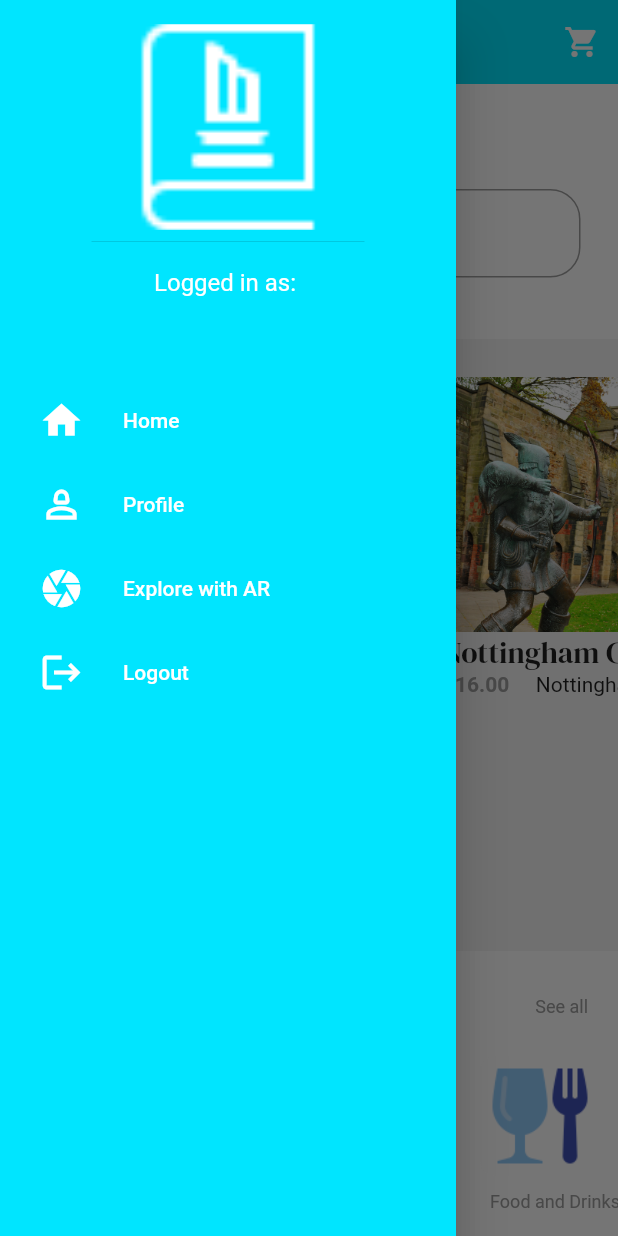
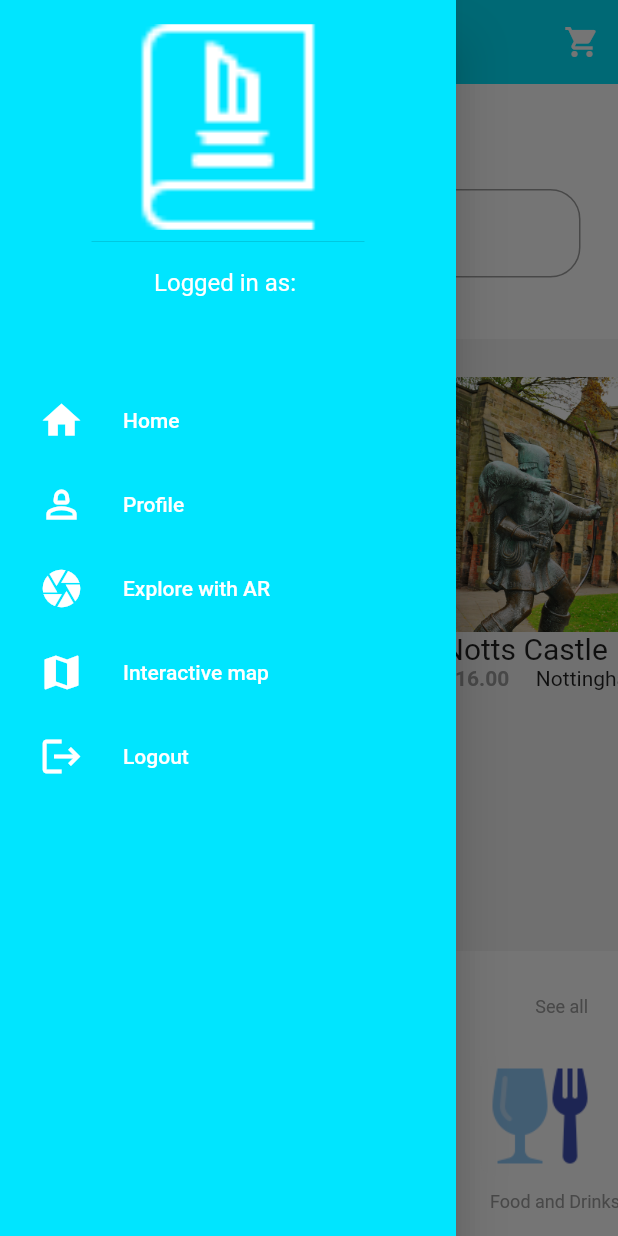
Before and after one commit to Leongw994/travel_app_prototype, a Flutter app: the HomePage screen opened directly, with the side drawer open, on a phone screen of 412 x 824 dp. Run offline on Flutter 3.47's test engine with Material 2 defaults, Android fonts, the phone set to English and light mode, and no system bars; our stand-ins replace firebase_auth, firebase_core, geolocator, google_fonts, google_maps_flutter; missing offline and left inert: arkit_plugin; accounts and stored records are empty; network calls fail; Roboto replaces fonts that are missing (Cairo).

Commit message:
finished fixing the location pages

```diff
--- a/lib/models/drawer.dart
+++ b/lib/models/drawer.dart
@@ -10,9 +10,15 @@ class MyDrawer extends StatelessWidget {
   final void Function()? onLogout;
   final void Function()? onProfile;
   final void Function()? onAR;
+  final void Function()? onMap;
 
   const MyDrawer(
-      {super.key, this.onTap, this.onLogout, this.onProfile, this.onAR});
+      {super.key,
+      this.onTap,
+      this.onLogout,
+      this.onProfile,
+      this.onAR,
+      this.onMap});
 
   @override
   Widget build(BuildContext context) {
@@ -56,6 +62,12 @@ class MyDrawer extends StatelessWidget {
           text: 'Explore with AR',
           onTap: onProfile,
         ),
+        //map tile
+        MyTile(
+          icon: Icons.map,
+          text: 'Interactive map',
+          onTap: onMap,
+        ),
         //Logout tile
         MyTile(icon: Icons.logout, text: 'Logout', onTap: onLogout),
       ]),
--- a/lib/models/locations.dart
+++ b/lib/models/locations.dart
@@ -3,15 +3,18 @@ class Location {
   String price;
   String imagePath;
   String location;
+  String description;
 
   Location(
       {required this.name,
       required this.price,
       required this.imagePath,
-      required this.location});
+      required this.location,
+      required this.description});
 
   String get _name => name;
   String get _price => price;
   String get _imagePath => imagePath;
   String get _location => location;
+  String get _description => description;
 }
--- a/lib/resuable_widget/cart.dart
+++ b/lib/resuable_widget/cart.dart
@@ -7,22 +7,30 @@ class Shop extends ChangeNotifier {
         name: "Lace Market",
         price: "21.00",
         imagePath: "images/centre.jpg",
-        location: "Nottingham, UK"),
+        location: "Nottingham, UK",
+        description:
+            "The Lace Market Theatre is a well-known community theatre located in Nottingham, England. It is situated in the historic Lace Market area of the city, which is known for its connection to the lace industry of the 19th century. The theatre is operated and run by volunteers and is focused on providing high-quality amateur theatre productions to the local community and beyond. Book a ticket today to see one of our plays today!"),
     Location(
-        name: "Nottingham Castle",
+        name: "Notts Castle",
         price: "16.00",
         imagePath: "images/history.jpeg",
-        location: "Nottingham, UK"),
+        location: "Nottingham, UK",
+        description:
+            "A historic fortress situated on a prominent hill in the city of Nottingham, England, built in 1062 AD. Its rich history spans over a thousand years and has played a significant role in the region's development. Originally constructed as a wooden fortress in the 11th century by William the Conqueror, the castle evolved over time and eventually became a symbol of power, governance, and cultural heritage."),
     Location(
-        name: "Ye Olde Trip to Jerusalem",
+        name: "Jerusalem Inn",
         price: "11.00",
         imagePath: "images/jerusalem.jpg",
-        location: "Nottingham, UK"),
+        location: "Nottingham, UK",
+        description:
+            "As England's oldest inn, the pub is nestled beneath the cliff on which Nottingham's historic castle stands, and was once a well-known pit stop for crusader knights. It is said that King Richard the Lionheart and his men are more than likely to have gathered at this historic royal dwelling before journeying to Jerusalem in 1189AD, thus giving the pub its unusual name."),
     Location(
-        name: "National Justice Museum",
-        price: "17.00",
+        name: "Justice Museum",
+        price: "12.05",
         imagePath: "images/museum.jpg.webp",
-        location: "Nottingham, UK"),
+        location: "Nottingham, UK",
+        description:
+            "The National Justice Museum in Nottingham is a unique and engaging institution that offers visitors a captivating journey into the world of justice, law enforcement, and punishment. Housed within the historic Shire Hall and County Gaol buildings, the museum provides a thought-provoking exploration of legal history through interactive exhibitions, immersive displays, and engaging storytelling. It sheds light on significant legal cases, the evolution of the justice system, and the experiences of both the accused and the enforcers of the law."),
   ];
 
   //user cart
--- a/lib/resuable_widget/location_card.dart
+++ b/lib/resuable_widget/location_card.dart
@@ -26,7 +26,7 @@ class LocationCard extends StatelessWidget {
           //text
           Text(
             location.name,
-            style: GoogleFonts.dmSerifDisplay(fontSize: 20),
+            style: GoogleFonts.cairo(fontSize: 20),
           ),
           SizedBox(
             width: 160,
--- a/lib/screens/forgot_password_page.dart
+++ b/lib/screens/forgot_password_page.dart
@@ -1,6 +1,7 @@
 import 'package:firebase_auth/firebase_auth.dart';
 import 'package:flutter/material.dart';
 import 'package:travelapp/color_utils/colors.dart';
+import 'package:travelapp/resuable_widget/reusable_widgets.dart';
 
 class ForgotPasswordPage extends StatefulWidget {
   const ForgotPasswordPage({super.key});
@@ -53,6 +54,10 @@ class _ForgotPasswordPageState extends State<ForgotPasswordPage> {
       body: Column(
         mainAxisAlignment: MainAxisAlignment.center,
         children: [
+          blackLogoWidget('images/book.png'),
+          SizedBox(
+            height: 20,
+          ),
           Padding(
             padding: const EdgeInsets.symmetric(horizontal: 25),
             child: Text(
```
Also changed, not shown: lib/nav_screens/camera_page.dart (+36 -0 lines), lib/nav_screens/home_page.dart (+11 -0 lines), lib/nav_screens/map_page.dart (+35 -1 lines), lib/nav_screens/user_profile_page.dart (+12 -1 lines), lib/resuable_widget/reusable_widgets.dart (+10 -0 lines), lib/screens/details_page.dart (+8 -6 lines), lib/screens/login_page.dart (+14 -4 lines), lib/screens/signup_page.dart (+16 -5 lines).
